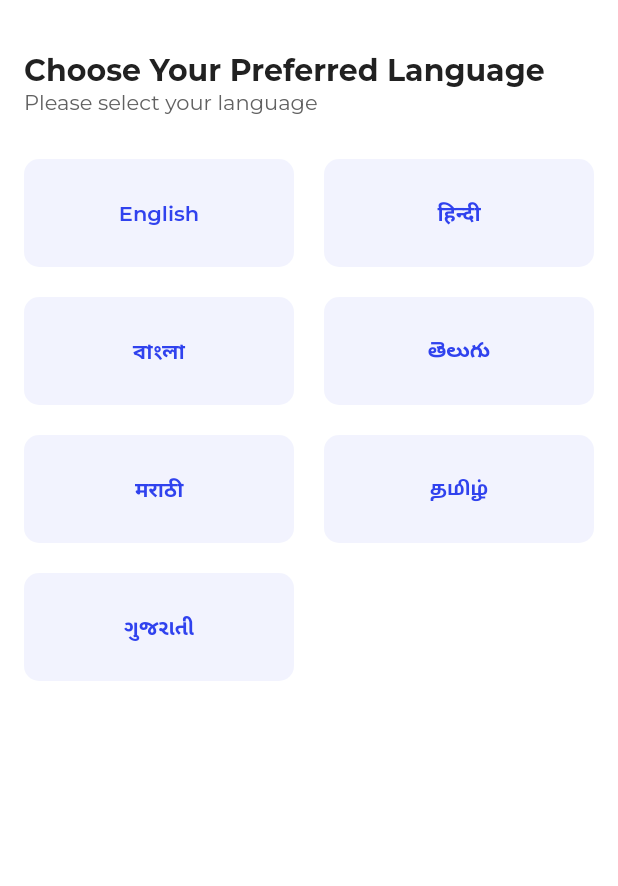
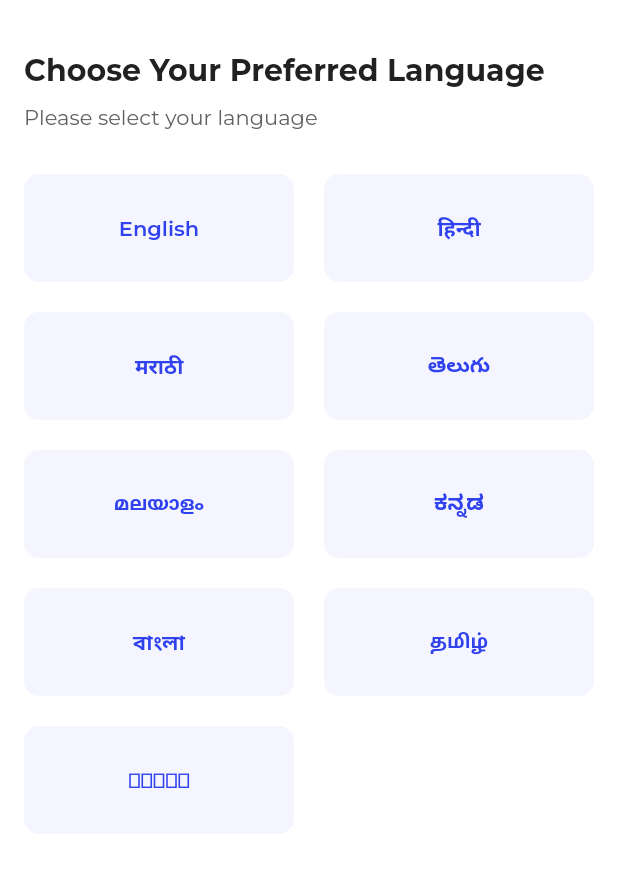
Before and after one commit to msmficmr/ICMR-Mobile-App, a Flutter app: the LanguageSelectionScreen screen opened by its route, on a phone screen of 412 x 824 dp, the part 54-940 px from its top. Run offline on Flutter 3.47's test engine with Material 2 defaults, Android fonts, the phone set to English and light mode, and no system bars; our stand-ins replace dropdown_search, flutter_svg, geolocator, go_router, location.

Commit message:
KWINGS-25:Implement Preferred language selection screen

```diff
--- a/lib/views/language/language_selection_screen.dart
+++ b/lib/views/language/language_selection_screen.dart
@@ -6,7 +6,6 @@ import '../../utils/app_constant.dart';
 import '../../utils/app_values.dart';
 import '../../utils/enums.dart';
 import '../../widgets/custom_app_bar.dart';
-import '../../widgets/primary_filled_button.dart';
 import '../../widgets/space_widget.dart';
 import 'widget/custom_language_card_widget.dart';
 
@@ -20,34 +19,15 @@ class LanguageSelectionScreen extends StatefulWidget {
 
 class _LanguageSelectionScreenState extends State<LanguageSelectionScreen> {
   List<Map<String, String>> languages = [
-    {
-      'name': 'English',
-      'nativeName': 'English',
-    },
-    {
-      'name': 'Hindi',
-      'nativeName': 'हिन्दी',
-    },
-    {
-      'name': 'Bengali',
-      'nativeName': 'বাংলা',
-    },
-    {
-      'name': 'Telugu',
-      'nativeName': 'తెలుగు',
-    },
-    {
-      'name': 'Marathi',
-      'nativeName': 'मराठी',
-    },
-    {
-      'name': 'Tamil',
-      'nativeName': 'தமிழ்',
-    },
-    {
-      'name': 'Gujarati',
-      'nativeName': 'ગુજરાતી',
-    },
+    {"locale": "en_US", "name": "English", "englishText": "English"},
+    {"locale": "hi", "name": "हिन्दी", "englishText": "Hindi"},
+    {"locale": "mr", "name": "मराठी", "englishText": "Marathi"},
+    {"locale": "te", "name": "తెలుగు", "englishText": "Telegu"},
+    {"locale": "ru", "name": "മലയാളം", "englishText": "Malayalam"},
+    {"locale": "kn", "name": "ಕನ್ನಡ", "englishText": "Kannada"},
+    {"locale": "bn", "name": "বাংলা", "englishText": "Bengali"},
+    {"locale": "ta", "name": "தமிழ்", "englishText": "Tamil"},
+    {"locale": "or", "name": "ଓଡ଼ିଆ", "englishText": "Odia"}
   ];
 
   //TITLE
@@ -90,6 +70,9 @@ class _LanguageSelectionScreenState extends State<LanguageSelectionScreen> {
               ),
             ],
           ),
+          const SpaceWidget(
+            height: 10,
+          ),
           Text(
             TITLE_SELECT_LANGUAGE,
             key: Key(KEY_SELECT_LANGUAGE),
@@ -109,9 +92,9 @@ class _LanguageSelectionScreenState extends State<LanguageSelectionScreen> {
                     onTap: () {},
                     child: Center(
                       child: CustomLanguageCardWidget(
-                        cardTile: item['nativeName']!,
-                        cardTitleKey: "key_language_english",
-                        widgetKey: "Key_card_widget",
+                        cardTile: item['name']!,
+                        cardTitleKey: "key_language_${item['name']}",
+                        widgetKey: "Key_${item['name']}card_widget",
                       ),
                     ),
                   );
--- a/lib/views/language/widget/custom_language_card_widget.dart
+++ b/lib/views/language/widget/custom_language_card_widget.dart
@@ -44,7 +44,7 @@ class _CustomLanguageCardWidgetState extends State<CustomLanguageCardWidget> {
               key: Key(widget.widgetKey),
               decoration: widget.customBoxDecoration ??
                   BoxDecoration(
-                    color: widget.cardColor ?? AppColorScheme.kPrimaryColor.shade500.withOpacity(0.1),
+                    color: widget.cardColor ?? AppColorScheme.kPrimaryColor.shade400.withOpacity(0.1),
                     borderRadius: BorderRadius.circular(10),
                   ),
               //padding: const EdgeInsets.symmetric(horizontal: 60, vertical: 25),
```
